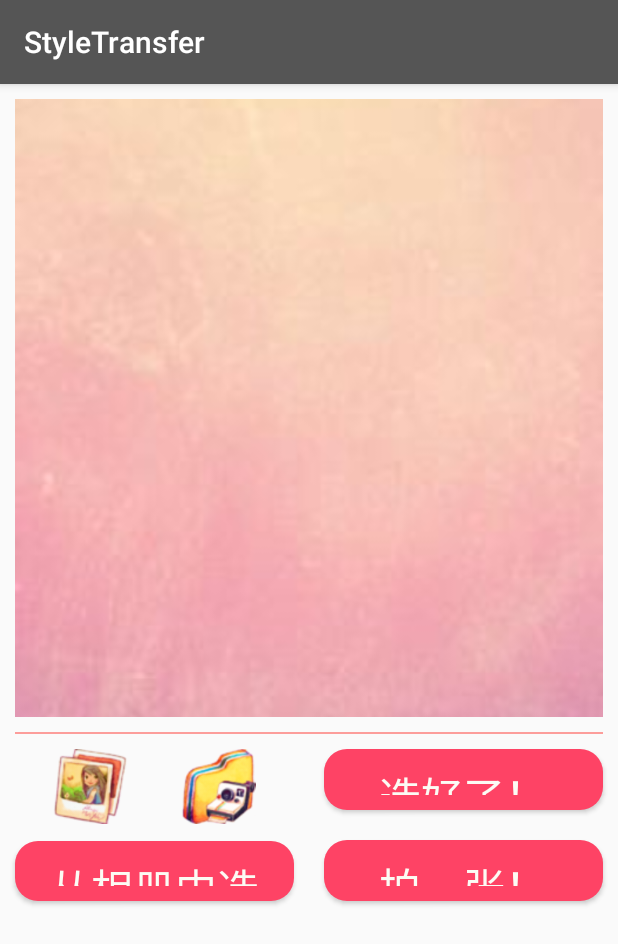
After one commit to Insecty/Style-Transfer-App, an Android app: the ChooseActivity screen opened directly, with no data from a screen before it, on a phone screen of 412 x 824 dp. The commit adds this screen. Shown: the top 944 px of the screen. Run offline under Robolectric (Android 15) with nearby library versions, the phone set to English and light mode, and no system bars.

Commit message:
can take photos or select pictures

```diff
--- a/styletransfer/app/src/main/AndroidManifest.xml
+++ b/styletransfer/app/src/main/AndroidManifest.xml
@@ -16,6 +16,8 @@
                 <category android:name="android.intent.category.LAUNCHER" />
             </intent-filter>
         </activity>
+        <activity android:name=".ChooseActivity" />
+        <activity android:name=".StyleActivity"></activity>
     </application>
 
 </manifest>
--- /dev/null
+++ b/styletransfer/app/src/main/java/com/example/android/styletransfer/ChooseActivity.java
@@ -0,0 +1,145 @@
+package com.example.android.styletransfer;
+
+import android.app.Activity;
+import android.content.Intent;
+import android.graphics.Bitmap;
+import android.media.Image;
+import android.net.Uri;
+import android.os.Environment;
+import android.provider.MediaStore;
+import android.support.v7.app.AppCompatActivity;
+import android.os.Bundle;
+import android.view.View;
+import android.view.WindowManager;
+import android.widget.Button;
+import android.widget.ImageView;
+import android.view.ViewGroup.LayoutParams;
+import android.widget.Toast;
+
+import java.io.File;
+
+
+public class ChooseActivity extends AppCompatActivity {
+
+    private ImageView temp;
+    private Button okbutton;
+
+    private static final int PHOTO_REQUEST_CAREMA = 1;// 拍照
+    private static final int PHOTO_REQUEST_GALLERY = 2;// 从相册中选择
+    private static final int PHOTO_REQUEST_CUT = 3;// 结果
+
+    /* 头像名称 */
+    private static final String PHOTO_FILE_NAME = "temp_photo.jpg";
+    private File tempFile;
+
+    @Override
+    protected void onCreate(Bundle savedInstanceState) {
+        super.onCreate(savedInstanceState);
+        setContentView(R.layout.activity_choose);
+
+        WindowManager wm = this.getWindowManager();
+        int width = wm.getDefaultDisplay().getWidth();
+        temp = (ImageView)findViewById(R.id.imgview);
+        LayoutParams lp=(LayoutParams) temp.getLayoutParams();
+        lp.width=width;
+        lp.height=width;
+        temp.setLayoutParams(lp);
+
+        isBinding();
+        onClick();
+
+    }
+
+    private void isBinding(){
+        okbutton=(Button) findViewById(R.id.okbutton);
+    }
+
+    private void onClick(){
+        okbutton.setOnClickListener(new View.OnClickListener(){
+            @Override
+            public void onClick(View v){
+                Intent intent=new Intent(ChooseActivity.this,StyleActivity.class);
+                startActivity(intent);
+            }
+        });
+    }
+
+    public void gallery(View view) {
+        // 激活系统图库，选择一张图片
+        Intent intent = new Intent(Intent.ACTION_PICK);
+        intent.setType("image/*");
+        // 开启一个带有返回值的Activity，请求码为PHOTO_REQUEST_GALLERY
+        startActivityForResult(intent, PHOTO_REQUEST_GALLERY);
+    }
+
+    public void camera(View view){
+        Intent intent = new Intent("android.media.action.IMAGE_CAPTURE");
+        if(hasSdcard()){
+            tempFile = new File(Environment.getExternalStorageDirectory(),PHOTO_FILE_NAME);
+            Uri uri = Uri.fromFile(tempFile);
+            intent.putExtra(MediaStore.EXTRA_OUTPUT, uri);
+        }
+        // 开启一个带有返回值的activity
+        startActivityForResult(intent, PHOTO_REQUEST_CAREMA);
+    }
+
+    private boolean hasSdcard() {
+        if (Environment.getExternalStorageState().equals(
+                Environment.MEDIA_MOUNTED)) {
+            return true;
+        } else {
+            return false;
+        }
+    }
+
+    private void crop(Uri uri) {
+        // 裁剪图片意图
+        Intent intent = new Intent("com.android.camera.action.CROP");
+        intent.setDataAndType(uri, "image/*");
+        intent.putExtra("crop", "true");
+        // 裁剪框的比例，1：1
+        intent.putExtra("aspectX", 1);
+        intent.putExtra("aspectY", 1);
+        // 裁剪后输出图片的尺寸大小
+        intent.putExtra("outputX", 350);
+        intent.putExtra("outputY", 350);
+
+        intent.putExtra("outputFormat", "JPEG");// 图片格式
+        intent.putExtra("noFaceDetection", true);// 取消人脸识别
+        intent.putExtra("return-data", true);
+        // 开启一个带有返回值的Activity，请求码为PHOTO_REQUEST_CUT
+        startActivityForResult(intent, PHOTO_REQUEST_CUT);
+    }
+
+    @Override
+    protected void onActivityResult(int requestCode, int resultCode, Intent data) {
+        if (requestCode == PHOTO_REQUEST_GALLERY) {
+            // 从相册返回的数据
+            if (data != null) {
+                // 得到图片的全路径
+                Uri uri = data.getData();
+                crop(uri);
+            }
+        } else if (requestCode == PHOTO_REQUEST_CAREMA) {
+            // 从相机返回的数据
+            if (hasSdcard()) {
+                crop(Uri.fromFile(tempFile));
+            } else {
+                Toast.makeText(ChooseActivity.this, "未找到存储卡，无法存储照片！", Toast.LENGTH_SHORT).show();
+            }
+        } else if (requestCode == PHOTO_REQUEST_CUT) {
+            // 从剪切图片返回的数据
+            if (data != null) {
+                Bitmap bitmap = data.getParcelableExtra("data");
+                this.temp.setImageBitmap(bitmap);
+            }
+            try {
+                // 将临时文件删除
+                tempFile.delete();
+            } catch (Exception e) {
+                e.printStackTrace();
+            }
+        }
+        super.onActivityResult(requestCode, resultCode, data);
+    }
+}
--- /dev/null
+++ b/styletransfer/app/src/main/res/drawable/shape.xml
@@ -0,0 +1,18 @@
+<?xml version="1.0" encoding="UTF-8"?>
+<shape
+    xmlns:android="http://schemas.android.com/apk/res/android"
+    android:shape="rectangle">
+    <!-- 填充的颜色 -->
+    <solid android:color="@color/colorAccent" />
+    <!-- 设置按钮的四个角为弧形 -->
+    <!-- android:radius 弧形的半径 -->
+    <corners android:radius="15dip" />
+
+    <!-- padding：Button里面的文字与Button边界的间隔 -->
+    <padding
+        android:left="10dp"
+        android:top="10dp"
+        android:right="10dp"
+        android:bottom="10dp"
+        />
+</shape>
--- /dev/null
+++ b/styletransfer/app/src/main/res/layout/activity_choose.xml
@@ -0,0 +1,124 @@
+<?xml version="1.0" encoding="utf-8"?>
+<android.support.constraint.ConstraintLayout xmlns:android="http://schemas.android.com/apk/res/android"
+    xmlns:app="http://schemas.android.com/apk/res-auto"
+    xmlns:tools="http://schemas.android.com/tools"
+    android:layout_width="match_parent"
+    android:layout_height="match_parent"
+    tools:context="com.example.android.styletransfer.ChooseActivity">
+
+
+    <LinearLayout
+        android:layout_width="match_parent"
+        android:layout_height="wrap_content"
+        android:orientation="vertical">
+
+        <ImageView
+            android:id="@+id/imgview"
+            android:layout_width="match_parent"
+            android:layout_height="wrap_content"
+            android:layout_marginTop="10dp"
+            android:layout_marginBottom="10dp"
+            android:adjustViewBounds="true"
+            android:padding="10dp"
+            android:scaleType="centerCrop"
+            android:src="@drawable/background" />
+
+        <View
+            android:layout_height="1dp"
+            android:layout_width="match_parent"
+            android:background="@color/colorPink"
+            android:layout_marginLeft="10dp"
+            android:layout_marginRight="10dp" />
+
+        <LinearLayout
+            android:layout_width="match_parent"
+            android:layout_height="wrap_content"
+            android:orientation="horizontal">
+
+            <LinearLayout
+                android:layout_width="match_parent"
+                android:layout_height="match_parent"
+                android:orientation="vertical"
+                android:layout_weight="1">
+
+                <LinearLayout
+                    android:layout_width="match_parent"
+                    android:layout_height="wrap_content"
+                    android:orientation="horizontal"
+                    android:layout_weight="1">
+
+                    <ImageView
+                        android:src="@drawable/photo"
+                        android:layout_weight="1"
+                        android:layout_width="0dp"
+                        android:layout_height="50dp"
+                        android:layout_gravity="center"
+                        android:layout_margin="10dp"
+                        android:paddingRight="-18dp"/>
+
+                    <ImageView
+                        android:src="@drawable/folder"
+                        android:layout_weight="1"
+                        android:layout_width="0dp"
+                        android:layout_height="50dp"
+                        android:layout_gravity="center"
+                        android:layout_margin="10dp"
+                        android:paddingLeft="-18dp"/>
+                </LinearLayout>
+
+                <Button
+                    android:id="@+id/choosebutton"
+                    android:layout_marginLeft="10dp"
+                    android:layout_marginRight="10dp"
+                    android:layout_marginBottom="10dp"
+                    android:layout_marginTop="1dp"
+                    android:layout_width="match_parent"
+                    android:layout_height="40dp"
+                    android:layout_gravity="center"
+                    android:background="@drawable/shape"
+                    android:text="从相册中选择"
+                    android:textColor="@color/colorChoice3"
+                    android:textSize="42px"
+                    android:layout_weight="1"
+                    android:onClick="gallery"/>
+            </LinearLayout>
+
+
+            <LinearLayout
+                android:layout_width="match_parent"
+                android:layout_height="match_parent"
+                android:orientation="vertical"
+                android:layout_weight="1">
+
+                <Button
+                    android:id="@+id/okbutton"
+                    android:layout_margin="10dp"
+                    android:layout_width="match_parent"
+                    android:layout_height="40dp"
+                    android:layout_gravity="center"
+                    android:background="@drawable/shape"
+                    android:text="选好了！"
+                    android:textColor="@color/colorChoice3"
+                    android:textSize="42px"
+                    android:layout_weight="1"/>
+
+                <Button
+                    android:id="@+id/photobutton"
+                    android:layout_margin="10dp"
+                    android:layout_width="match_parent"
+                    android:layout_height="40dp"
+                    android:layout_gravity="center"
+                    android:background="@drawable/shape"
+                    android:text="拍一张！"
+                    android:textColor="@color/colorChoice3"
+                    android:textSize="42px"
+                    android:layout_weight="1"
+                    android:onClick="camera"/>
+
+            </LinearLayout>
+
+        </LinearLayout>
+
+    </LinearLayout>
+
+</android.support.constraint.ConstraintLayout>
```
Also changed, not shown: StyleTransfer/app/src/main/java/com/example/android/styletransfer/StyleActivity.java (added, +13 -0 lines), StyleTransfer/app/src/main/res/layout/activity_style.xml (added, +16 -0 lines), styletransfer/app/src/main/java/com/example/android/styletransfer/MainActivity.java (+23 -0 lines), styletransfer/app/src/main/res/layout/activity_main.xml (+39 -8 lines), styletransfer/app/src/main/res/drawable/background.jpg (added), styletransfer/app/src/main/res/drawable/camera.png (added), styletransfer/app/src/main/res/drawable/folder.png (added), styletransfer/app/src/main/res/drawable/photo.png (added).
